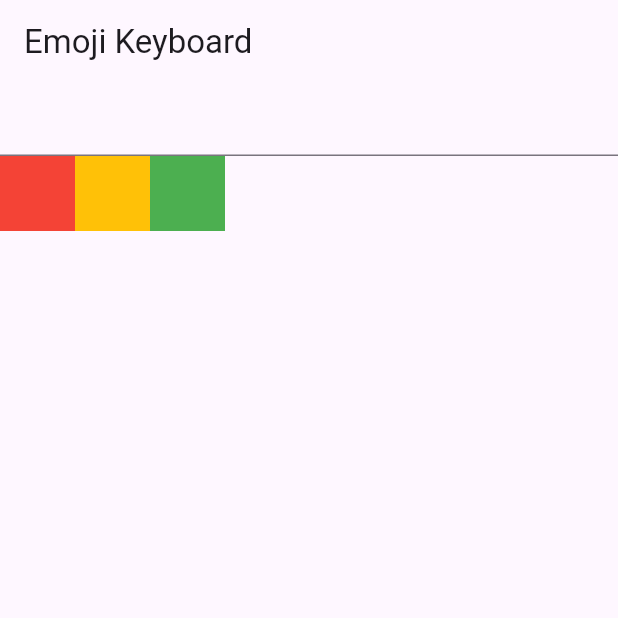
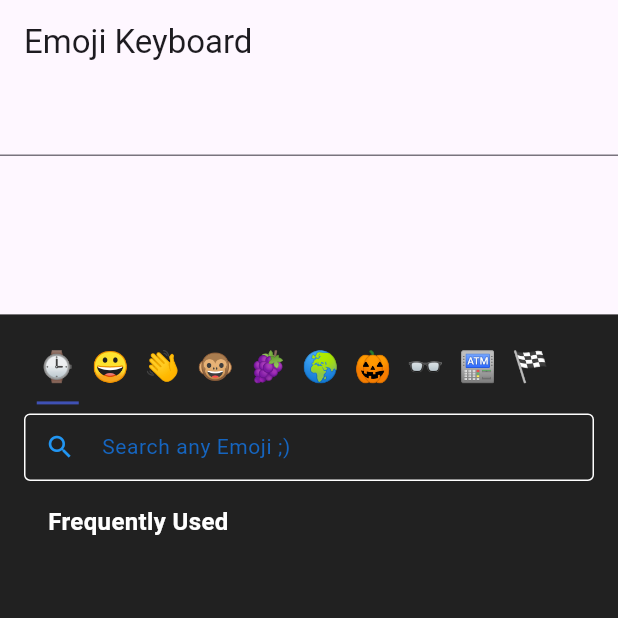
Before and after one commit to Mark13537/emoji_keyboard, a Flutter app: the screen it shows after launch, on a phone screen of 412 x 824 dp, the top half of it. Run offline on Flutter 3.47's test engine with Material 3 defaults, Android fonts, the phone set to English and light mode, and no system bars; our stand-ins replace flutter_riverpod.

Commit message:
UI populated

```diff
--- a/lib/main.dart
+++ b/lib/main.dart
@@ -1,8 +1,11 @@
 import 'package:emoji_keyboard/src/home_feature/home_view.dart';
 import 'package:flutter/material.dart';
+import 'package:flutter_riverpod/flutter_riverpod.dart';
 
 void main() {
-  runApp(const MainApp());
+  runApp(const ProviderScope(
+    child: MainApp(),
+  ));
 }
 
 class MainApp extends StatelessWidget {
--- /dev/null
+++ b/lib/src/components/keyboard.dart
@@ -0,0 +1,132 @@
+import 'package:emoji_keyboard/src/components/search_box.dart';
+import 'package:emoji_keyboard/src/home_feature/models/emoji_model.dart';
+import 'package:emoji_keyboard/src/home_feature/emoji_notifier.dart';
+import 'package:emoji_keyboard/utils/constants.dart';
+import 'package:flutter/material.dart';
+import 'package:flutter_riverpod/flutter_riverpod.dart';
+
+class Keyboard extends ConsumerWidget {
+  const Keyboard({super.key, required this.emojiModel});
+  final EmojiModel emojiModel;
+
+  @override
+  Widget build(BuildContext context, WidgetRef ref) {
+    return Container(
+      padding: const EdgeInsets.all(16),
+      color: Colors.grey.shade900,
+      child: Column(
+        children: [
+          Container(
+            padding: const EdgeInsets.all(5),
+            height: 50,
+            child: ListView.builder(
+                scrollDirection: Axis.horizontal,
+                itemCount: Constants.keyboardTabs.length,
+                itemBuilder: (context, index) {
+                  return GestureDetector(
+                    onTap: () {
+                      ref.read(emojiProvider.notifier).selectingEmojiCat(index);
+                    },
+                    child: Container(
+                      alignment: Alignment.center,
+                      child: Column(
+                        crossAxisAlignment: CrossAxisAlignment.center,
+                        children: [
+                          SizedBox(
+                            width: 35,
+                            child: Center(
+                              child: Text(
+                                Constants.keyboardTabs[index]['emoji']!,
+                                style: const TextStyle(fontSize: 20),
+                              ),
+                            ),
+                          ),
+                          const SizedBox(
+                            height: 8,
+                          ),
+                          emojiModel.selectedCat ==
+                                  Constants.keyboardTabs[index]['category']
+                              ? Container(
+                                  height: 2,
+                                  color: Colors.indigo,
+                                  width: 28,
+                                )
+                              : const SizedBox()
+                        ],
+                      ),
+                    ),
+                  );
+                }),
+          ),
+          SearchBox(
+            emojiModel: emojiModel,
+          ),
+          Expanded(
+            child: Column(
+              crossAxisAlignment: CrossAxisAlignment.start,
+              children: [
+                Padding(
+                  padding: const EdgeInsets.all(
+                    16,
+                  ),
+                  child: Text(
+                    emojiModel.searching
+                        ? 'Search Results'
+                        : emojiModel.selectedCat,
+                    style: const TextStyle(
+                      fontSize: 16,
+                      fontWeight: FontWeight.bold,
+                      color: Colors.white,
+                    ),
+                  ),
+                ),
+                Expanded(
+                  child: GridView.builder(
+                    itemCount: emojiModel.selectedCat == Constants.catRecent
+                        ? emojiModel.searching
+                            ? emojiModel.searchEmojis.length
+                            : emojiModel.usedEmojis.length
+                        : emojiModel.searching
+                            ? emojiModel.searchEmojis.length
+                            : emojiModel.selectedEmojis.length,
+                    gridDelegate:
+                        const SliverGridDelegateWithFixedCrossAxisCount(
+                            crossAxisCount: 7),
+                    itemBuilder: (BuildContext context, int index) {
+                      return buildEmoji(emojiModel, index);
+                    },
+                  ),
+                ),
+              ],
+            ),
+          ),
+        ],
+      ),
+    );
+  }
+
+  Widget buildEmoji(EmojiModel emojiModel, int index) {
+    return SizedBox(
+      height: 40,
+      width: 40,
+      child: Center(
+        child: GestureDetector(
+          onTap: () {
+            print('CLICKED');
+            // emojiModel.onClickEmoji(index);
+          },
+          child: Text(
+            emojiModel.selectedCat == Constants.catRecent
+                ? emojiModel.searching
+                    ? emojiModel.searchEmojis[index].emojiDetail.emoji
+                    : emojiModel.usedEmojis[index].emojiDetail.emoji
+                : emojiModel.searching
+                    ? emojiModel.searchEmojis[index].emojiDetail.emoji
+                    : emojiModel.selectedEmojis[index].emojiDetail.emoji,
+            style: const TextStyle(fontSize: 24),
+          ),
+        ),
+      ),
+    );
+  }
+}
--- /dev/null
+++ b/lib/src/components/search_box.dart
@@ -0,0 +1,49 @@
+import 'package:emoji_keyboard/src/home_feature/models/emoji_model.dart';
+import 'package:flutter/material.dart';
+import 'package:flutter_riverpod/flutter_riverpod.dart';
+import '../../utils/constants.dart';
+
+class SearchBox extends ConsumerWidget {
+  const SearchBox({super.key, required this.emojiModel});
+  final EmojiModel emojiModel;
+
+  @override
+  Widget build(BuildContext context, WidgetRef ref) {
+    return SizedBox(
+      height: 45,
+      child: TextField(
+        cursorColor: Colors.blue.shade800,
+        style: TextStyle(color: Colors.blue.shade800),
+        decoration: InputDecoration(
+          fillColor: Colors.white,
+          focusedBorder: const OutlineInputBorder(
+            borderSide: BorderSide(
+              color: Colors.blue,
+              width: 1.0,
+            ),
+          ),
+          enabledBorder: const OutlineInputBorder(
+            borderSide: BorderSide(color: Colors.white, width: 1.0),
+          ),
+          border: const OutlineInputBorder(
+            borderSide: BorderSide(color: Colors.white, width: 1.0),
+          ),
+          hintText: Constants.serchTextHint,
+          hintStyle: TextStyle(
+              letterSpacing: 0.4, fontSize: 14, color: Colors.blue.shade800),
+          prefixIcon: const Icon(
+            Icons.search,
+            size: 20,
+            color: Colors.blue,
+          ),
+        ),
+        onTap: () {
+          //emojiModel.isSearching();
+        },
+        onChanged: (text) {
+          // emojiModel.textInputChange(text);
+        },
+      ),
+    );
+  }
+}
--- /dev/null
+++ b/lib/src/home_feature/emoji_notifier.dart
@@ -0,0 +1,50 @@
+import 'package:emoji_keyboard/src/home_feature/models/emoji_model.dart';
+import 'package:flutter_riverpod/flutter_riverpod.dart';
+
+import '../../utils/constants.dart';
+import 'models/emoji_config.dart';
+
+final emojiProvider =
+    AsyncNotifierProvider<EmojiNotifier, EmojiModel>(EmojiNotifier.new);
+
+class EmojiNotifier extends AsyncNotifier<EmojiModel> {
+  @override
+  Future<EmojiModel> build() async {
+    var emojiInstance =
+        await EmojiConfig.create(filePath: 'assets/all-emoji.json');
+    // emojis = emojiInstance.emojiList;
+    return EmojiModel(
+        searching: false,
+        emojis: emojiInstance.emojiList,
+        selectedEmojis: [],
+        searchEmojis: [],
+        selectedTabIndex: 0,
+        usedEmojis: [],
+        selectedCat: Constants.catRecent,
+        enteredText: '');
+  }
+
+  //On selecting category from tab of emoji category
+  void selectingEmojiCat(int index) {
+    state = AsyncData(state.value!.copyWith(
+        searching: false,
+        selectedCat: Constants.keyboardTabs[index]['category']));
+    if (state.value!.selectedCat == Constants.catRecent) {
+      state = AsyncData(state.value!
+          .copyWith(usedEmojis: List.from(state.value!.usedEmojis.reversed)));
+    }
+    filterByType();
+  }
+
+  // filter emojis according to selected category
+  void filterByType() {
+    state = AsyncData(state.value!.copyWith(selectedEmojis: []));
+    final buildEmojiList = <Emoji>[];
+    for (Emoji emoji in state.value!.emojis) {
+      if (emoji.category == state.value!.selectedCat) {
+        buildEmojiList.add(emoji);
+      }
+    }
+    state = AsyncData(state.value!.copyWith(selectedEmojis: buildEmojiList));
+  }
+}
--- a/lib/src/home_feature/home_view.dart
+++ b/lib/src/home_feature/home_view.dart
@@ -1,67 +1,42 @@
-import 'package:emoji_keyboard/src/home_feature/models/emoji_model.dart';
+import 'package:emoji_keyboard/src/components/keyboard.dart';
+import 'package:emoji_keyboard/src/home_feature/emoji_notifier.dart';
 import 'package:flutter/material.dart';
+import 'package:flutter_riverpod/flutter_riverpod.dart';
 
-class HomeView extends StatefulWidget {
+class HomeView extends ConsumerStatefulWidget {
   const HomeView({super.key});
 
   @override
-  State<HomeView> createState() => _HomeViewState();
+  ConsumerState<HomeView> createState() => _HomeViewState();
 }
 
-class _HomeViewState extends State<HomeView> {
+class _HomeViewState extends ConsumerState<HomeView> {
   TextEditingController controller = TextEditingController();
 
   @override
-  void initState() {
-    super.initState();
-    EmojiModel.create(filePath: 'assets/all-emoji.json');
-  }
-
-  @override
   Widget build(BuildContext context) {
+    final emojiNotifier = ref.watch(emojiProvider);
     return Scaffold(
-        appBar: AppBar(title: const Text('Emoji Keyboard')),
-        body: Column(
+      appBar: AppBar(title: const Text('Emoji Keyboard')),
+      body: emojiNotifier.when(
+        data: (data) => Column(
           children: [
-            TextField(
-              readOnly: true,
-              controller: controller,
+            Expanded(
+              flex: 2,
+              child: TextField(
+                readOnly: true,
+                controller: controller,
+              ),
             ),
-            Row(
-              children: [
-                GestureDetector(
-                  onTap: () {
-                    controller.text = '${controller.text} Hello';
-                  },
-                  child: Container(
-                    height: 50,
-                    width: 50,
-                    color: Colors.red,
-                  ),
-                ),
-                GestureDetector(
-                  onTap: () {
-                    controller.text = '${controller.text} Hello2';
-                  },
-                  child: Container(
-                    height: 50,
-                    width: 50,
-                    color: Colors.amber,
-                  ),
-                ),
-                GestureDetector(
-                  onTap: () {
-                    controller.text = '${controller.text} Hello3';
-                  },
-                  child: Container(
-                    height: 50,
-                    width: 50,
-                    color: Colors.green,
-                  ),
-                ),
-              ],
+            Expanded(
+              flex: 8,
+              child: Keyboard(emojiModel: data),
             )
           ],
-        ));
+        ),
+        error: (error, stack) => Text('Error: $error'),
+        loading: () => const Center(child: CircularProgressIndicator()),
+      ),
+    );
   }
 }
--- /dev/null
+++ b/lib/src/home_feature/models/emoji_config.dart
@@ -0,0 +1,134 @@
+import 'dart:convert';
+import 'package:flutter/services.dart';
+
+class EmojiConfig {
+  final String filePath;
+  static String jsonString = '';
+  static late final List<List<String>> parsedList;
+  late final List<Emoji> emojiList;
+
+  Emoji emoji = Emoji(
+      category: '',
+      subcategory: '',
+      emojiDetail: EmojiDetail(id: '', code: '', emoji: '', discription: ''));
+  EmojiDetail emojiDetail =
+      EmojiDetail(id: '', code: '', emoji: '', discription: '');
+
+  EmojiConfig._create({required this.filePath});
+
+  static Future<EmojiConfig> create({required String filePath}) async {
+    // Call the private constructor
+    var instance = EmojiConfig._create(filePath: filePath);
+
+    // Do initialization that requires async
+    await setDataFromJson(filePath);
+    final dynamicList = jsonDecode(jsonString) as List<dynamic>;
+    parsedList = dynamicList.map((list) {
+      return List<String>.from(list as Iterable<dynamic>);
+    }).toList();
+    instance.emojiList = instance.getList(parsedList);
+
+    // Return the fully initialized object
+    return instance;
+  }
+
+  // transforming the list of emojis to list of Emoji object
+  List<Emoji> getList(List<List<String>> rawList) {
+    final List<Emoji> list = [];
+    for (int i = 0; i < rawList.length; i++) {
+      if (rawList[i].length == 1) {
+        if ((i - 1 >= 0 && rawList[i - 1].length == 1) ||
+            (i - 1 >= 0 &&
+                rawList[i - 1].length == 4 &&
+                rawList[i + 1].length == 4)) {
+          emoji.setSubcategory(rawList[i][0]);
+        } else {
+          emoji.setCategory(rawList[i][0]);
+        }
+      } else {
+        emojiDetail.setId(rawList[i][0]);
+        emojiDetail.setCode(rawList[i][1]);
+        emojiDetail.setEmoji(rawList[i][2]);
+        emojiDetail.setDiscription(rawList[i][3]);
+        emoji.setEmojiDetail(emojiDetail);
+        list.add(Emoji(
+            category: emoji.category,
+            subcategory: emoji.subcategory,
+            emojiDetail: EmojiDetail(
+                id: emojiDetail.id,
+                code: emojiDetail.code,
+                emoji: emojiDetail.emoji,
+                discription: emojiDetail.discription)));
+      }
+    }
+    return list;
+  }
+
+  // get data for json file
+  static Future<void> setDataFromJson(String path) async {
+    jsonString = await rootBundle.loadString(path);
+  }
+}
+
+class Emoji {
+  String category = '';
+  String subcategory = '';
+  EmojiDetail emojiDetail =
+      EmojiDetail(id: '', code: '', emoji: '', discription: '');
+
+  Emoji(
+      {required this.category,
+      required this.subcategory,
+      required this.emojiDetail});
+
+  void setCategory(String category) {
+    this.category = category;
+  }
+
+  void setSubcategory(String subcategory) {
+    this.subcategory = subcategory;
+  }
+
+  void setEmojiDetail(EmojiDetail emojiDetail) {
+    this.emojiDetail = emojiDetail;
+  }
+
+  @override
+  String toString() {
+    return 'Category: $category Subcategory: $subcategory EmojiDetail: $emojiDetail';
+  }
+}
+
+class EmojiDetail {
+  String id = '';
+  String code = '';
+  String emoji = '';
+  String discription = '';
+
+  EmojiDetail(
+      {required this.id,
+      required this.code,
+      required this.emoji,
+      required this.discription});
+
+  void setId(String id) {
+    this.id = id;
+  }
+
+  void setCode(String code) {
+    this.code = code;
+  }
+
+  void setEmoji(String emoji) {
+    this.emoji = emoji;
+  }
+
+  void setDiscription(String discription) {
+    this.discription = discription;
+  }
+
+  @override
+  String toString() {
+    return 'Id: $id Code: $code Emoji: $emoji Discription: $discription';
+  }
+}
--- a/lib/src/home_feature/models/emoji_model.dart
+++ b/lib/src/home_feature/models/emoji_model.dart
@@ -1,134 +1,44 @@
-import 'dart:convert';
-import 'package:flutter/services.dart';
+import 'package:emoji_keyboard/src/home_feature/models/emoji_config.dart';
 
 class EmojiModel {
-  final String filePath;
-  static String jsonString = '';
-  static late final List<List<String>> parsedList;
-  late final List<Emoji> emojiList;
+  final bool searching;
+  final List<Emoji> emojis;
+  final List<Emoji> selectedEmojis;
+  final List<Emoji> searchEmojis;
+  final int selectedTabIndex;
+  final List<Emoji> usedEmojis;
+  final String selectedCat;
+  final String enteredText;
 
-  Emoji emoji = Emoji(
-      category: '',
-      subcategory: '',
-      emojiDetail: EmojiDetail(id: '', code: '', emoji: '', discription: ''));
-  EmojiDetail emojiDetail =
-      EmojiDetail(id: '', code: '', emoji: '', discription: '');
+  EmojiModel({
+    required this.searching,
+    required this.emojis,
+    required this.selectedEmojis,
+    required this.searchEmojis,
+    required this.selectedTabIndex,
+    required this.usedEmojis,
+    required this.selectedCat,
+    required this.enteredText,
+  });
 
-  EmojiModel._create({required this.filePath});
-
-  static Future<EmojiModel> create({required String filePath}) async {
-    // Call the private constructor
-    var instance = EmojiModel._create(filePath: filePath);
-
-    // Do initialization that requires async
-    await setDataFromJson(filePath);
-    final dynamicList = jsonDecode(jsonString) as List<dynamic>;
-    parsedList = dynamicList.map((list) {
-      return List<String>.from(list as Iterable<dynamic>);
-    }).toList();
-    instance.emojiList = instance.getList(parsedList);
-
-    // Return the fully initialized object
-    return instance;
-  }
-
-  // transforming the list of emojis to list of Emoji object
-  List<Emoji> getList(List<List<String>> rawList) {
-    final List<Emoji> list = [];
-    for (int i = 0; i < rawList.length; i++) {
-      if (rawList[i].length == 1) {
-        if ((i - 1 >= 0 && rawList[i - 1].length == 1) ||
-            (i - 1 >= 0 &&
-                rawList[i - 1].length == 4 &&
-                rawList[i + 1].length == 4)) {
-          emoji.setSubcategory(rawList[i][0]);
-        } else {
-          emoji.setCategory(rawList[i][0]);
-        }
-      } else {
-        emojiDetail.setId(rawList[i][0]);
-        emojiDetail.setCode(rawList[i][1]);
-        emojiDetail.setEmoji(rawList[i][2]);
-        emojiDetail.setDiscription(rawList[i][3]);
-        emoji.setEmojiDetail(emojiDetail);
-        list.add(Emoji(
-            category: emoji.category,
-            subcategory: emoji.subcategory,
-            emojiDetail: EmojiDetail(
-                id: emojiDetail.id,
-                code: emojiDetail.code,
-                emoji: emojiDetail.emoji,
-                discription: emojiDetail.discription)));
-      }
-    }
-    return list;
-  }
-
-  // get data for json file
-  static Future<void> setDataFromJson(String path) async {
-    jsonString = await rootBundle.loadString(path);
+  EmojiModel copyWith({
+    bool? searching,
+    List<Emoji>? emojis,
+    List<Emoji>? selectedEmojis,
+    List<Emoji>? searchEmojis,
+    int? selectedTabIndex,
+    List<Emoji>? usedEmojis,
+    String? selectedCat,
+    String? enteredText,
+  }) {
+    return EmojiModel(
+        searching: searching ?? this.searching,
+        emojis: emojis ?? this.emojis,
+        selectedEmojis: selectedEmojis ?? this.selectedEmojis,
+        searchEmojis: searchEmojis ?? this.searchEmojis,
+        selectedTabIndex: selectedTabIndex ?? this.selectedTabIndex,
+        usedEmojis: usedEmojis ?? this.usedEmojis,
+        selectedCat: selectedCat ?? this.selectedCat,
+        enteredText: enteredText ?? this.enteredText);
   }
 }
-
-class Emoji {
-  String category = '';
-  String subcategory = '';
-  EmojiDetail emojiDetail =
-      EmojiDetail(id: '', code: '', emoji: '', discription: '');
-
-  Emoji(
-      {required this.category,
-      required this.subcategory,
-      required this.emojiDetail});
-
-  void setCategory(String category) {
-    this.category = category;
-  }
-
-  void setSubcategory(String subcategory) {
-    this.subcategory = subcategory;
-  }
-
-  void setEmojiDetail(EmojiDetail emojiDetail) {
-    this.emojiDetail = emojiDetail;
-  }
-
-  @override
-  String toString() {
-    return 'Category: $category Subcategory: $subcategory EmojiDetail: $emojiDetail';
-  }
-}
-
-class EmojiDetail {
-  String id = '';
-  String code = '';
-  String emoji = '';
-  String discription = '';
-
-  EmojiDetail(
-      {required this.id,
-      required this.code,
-      required this.emoji,
-      required this.discription});
-
-  void setId(String id) {
-    this.id = id;
-  }
-
-  void setCode(String code) {
-    this.code = code;
-  }
-
-  void setEmoji(String emoji) {
-    this.emoji = emoji;
-  }
-
-  void setDiscription(String discription) {
-    this.discription = discription;
-  }
-
-  @override
-  String toString() {
-    return 'Id: $id Code: $code Emoji: $emoji Discription: $discription';
-  }
-}
--- a/lib/utils/constants.dart
+++ b/lib/utils/constants.dart
@@ -1 +1,29 @@
-class Constants {}
+class Constants {
+  static String serchTextHint = 'Search any Emoji ;)';
+
+  //categories
+  static String catRecent = 'Frequently Used';
+  static String catSmileys = 'Smileys & Emotion';
+  static String catPeople = 'People & Body';
+  static String catAnimals = 'Animals & Nature';
+  static String catFood = 'Food & Drink';
+  static String catTravel = 'Travel & Places';
+  static String catActivities = 'Activities';
+  static String catObjects = 'Objects';
+  static String catSymbols = 'Symbols';
+  static String catFlags = 'Flags';
+
+  //List for tab Emoji Keyboard header.
+  static List<Map<String, String>> keyboardTabs = [
+    {'emoji': '⌚', 'category': catRecent},
+    {'emoji': '😀', 'category': catSmileys},
+    {'emoji': '👋', 'category': catPeople},
+    {'emoji': '🐵', 'category': catAnimals},
+    {'emoji': '🍇', 'category': catFood},
+    {'emoji': '🌍', 'category': catTravel},
+    {'emoji': '🎃', 'category': catActivities},
+    {'emoji': '👓', 'category': catObjects},
+    {'emoji': '🏧', 'category': catSymbols},
+    {'emoji': '🏁', 'category': catFlags},
+  ];
+}
--- a/pubspec.yaml
+++ b/pubspec.yaml
@@ -9,6 +9,8 @@ environment:
 dependencies:
   flutter:
     sdk: flutter
+  flutter_riverpod: ^2.4.10
+  shared_preferences: ^2.2.2
 
 dev_dependencies:
   flutter_test:
```
Also changed, not shown: pubspec.lock, 1 other file.
